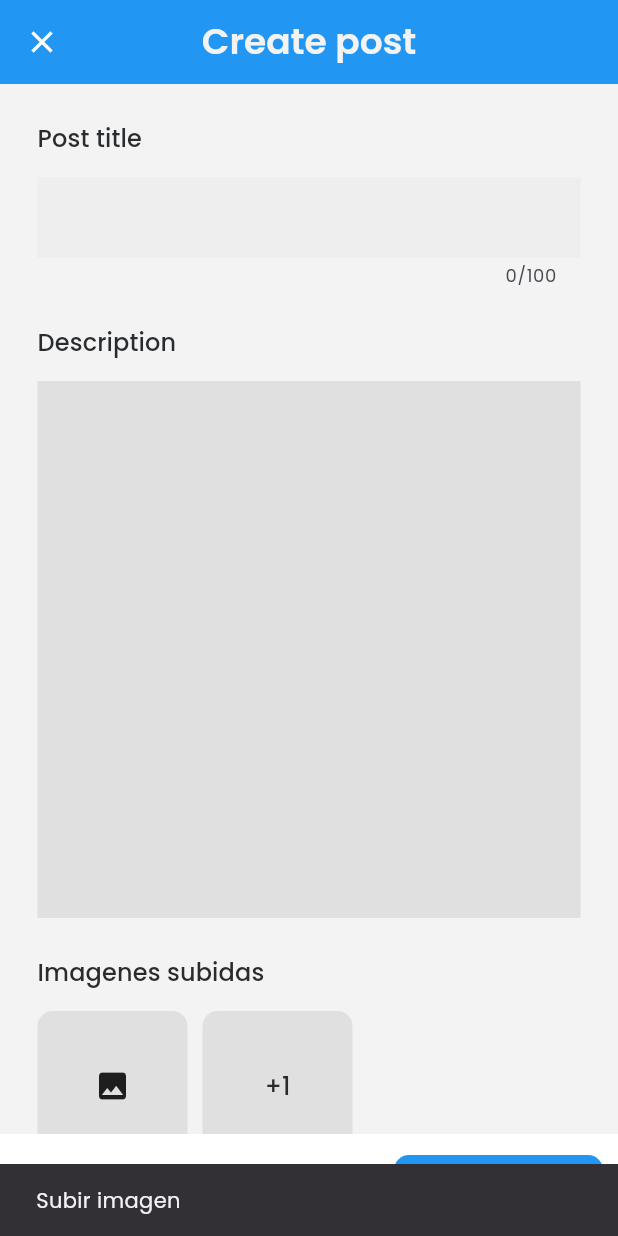
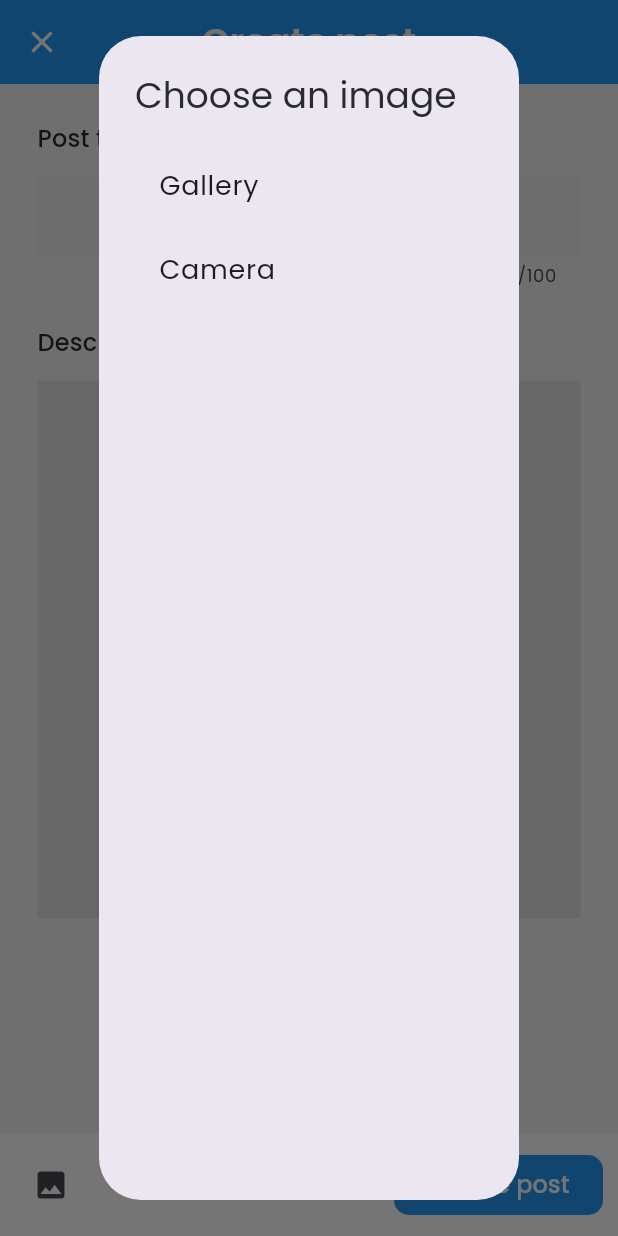
Before and after one commit to Margaux-Boileau/app-merchants-association, a Flutter app: the CreatePost screen opened by its route, after a tap on the "image" icon, on a phone screen of 412 x 824 dp. Run offline on Flutter 3.47's test engine with Material 3 defaults, Android fonts, the phone set to English and light mode, and no system bars; our stand-ins replace carousel_slider, dio, image_picker, shared_preferences; accounts and stored records are empty; generated files the repository leaves out were written again.

Commit message:
images "create_post" in proces

```diff
--- a/lib/l10n/app_en.arb
+++ b/lib/l10n/app_en.arb
@@ -26,6 +26,10 @@
 
   "create_post": "Create post",
   "post_title": "Post title",
-  "post_description": "Description"
+  "post_description": "Description",
+
+  "select_image" : "Choose an image",
+  "gallery" : "Gallery",
+  "camera" : "Camera"
 
 }
--- a/lib/l10n/app_es.arb
+++ b/lib/l10n/app_es.arb
@@ -26,7 +26,11 @@
 
   "create_post": "Crear Post",
   "post_title": "Título del post",
-  "post_description": "Descripción"
+  "post_description": "Descripción",
+
+  "select_image": "Seleccionar imagen",
+  "gallery": "Galería",
+  "camera": "Cámara"
 
 
 }
--- a/lib/src/ui/screens/auth/sign_in.dart
+++ b/lib/src/ui/screens/auth/sign_in.dart
@@ -75,7 +75,7 @@ class _SignInState extends State<SignIn> {
                   color: AppColors.primaryBlue,
                   thickness: 4,
                 ),
-                SizedBox(
+                const SizedBox(
                   height: 20,
                 ),
                 Padding(
--- a/lib/src/ui/screens/create_post/create_post.dart
+++ b/lib/src/ui/screens/create_post/create_post.dart
@@ -1,8 +1,20 @@
+import 'dart:io';
+
+import 'package:app_merchants_association/src/utils/image_picker_helper.dart';
 import 'package:flutter/material.dart';
 import 'package:flutter_gen/gen_l10n/app_localizations.dart';
+import 'package:image_picker/image_picker.dart';
 
-class CreatePost extends StatelessWidget {
+class CreatePost extends StatefulWidget {
   const CreatePost({super.key});
+
+  @override
+  State<CreatePost> createState() => _CreatePostState();
+}
+
+class _CreatePostState extends State<CreatePost> {
+  // Lista de imagenes subidas (puede estar vacía o tener una o más imagenes)
+  List<File> imagesUploaded = [];
 
   @override
   Widget build(BuildContext context) {
@@ -80,7 +92,7 @@ class CreatePost extends StatelessWidget {
 
             // Cargar imagenes por defecto ahora para mostrar el diseño
             const SizedBox(height: 25),
-            _imageList(context),
+            imagesUploaded.isNotEmpty ? _imageList(context) : Container(),
           ],
         ),
       ),
@@ -100,28 +112,34 @@ class CreatePost extends StatelessWidget {
         // el número de imagenes restantes
         Row(
           children: [
+            if (imagesUploaded.isNotEmpty)
               Container(
-              width: 100,
-              height: 100,
+                width: 150,
+                height: 150,
                 decoration: BoxDecoration(
-                color: Colors.grey[300],
+                  image: DecorationImage(
+                    image: FileImage(imagesUploaded[0]),
+                    fit: BoxFit.cover,
+                  ),
                   borderRadius: BorderRadius.circular(10),
                 ),
-              // TODO: Mostrar la imagen subida de image picker
-              child: const Icon(Icons.image),
               ),
             const SizedBox(width: 10),
+            // Si hay más de una imagen mostrar la segunda. En caso de que haya más de 2 mostrar la cantidad de imagenes restantes
+            if (imagesUploaded.length > 1)
               Container(
-              width: 100,
-              height: 100,
+                width: 150,
+                height: 150,
                 decoration: BoxDecoration(
-                color: Colors.grey[300],
+                  image: DecorationImage(
+                    image: FileImage(imagesUploaded[1]),
+                    fit: BoxFit.cover,
+                  ),
                   borderRadius: BorderRadius.circular(10),
                 ),
                 child: Center(
                   child: Text(
-                  // TODO Poner el número de imagenes restantes de la lista de imagenes subidas
-                  "+1",
+                    "+${imagesUploaded.length - 1}",
                     style: Theme.of(context).textTheme.labelLarge,
                   ),
                 ),
@@ -132,6 +150,7 @@ class CreatePost extends StatelessWidget {
       ],
     );
   }
+
   /// Bottom Button para subir imagenes y crear el post
   Widget _bottomButton(BuildContext context) {
     return Container(
@@ -142,15 +161,7 @@ class CreatePost extends StatelessWidget {
         children: [
           IconButton(
             icon: const Icon(Icons.image),
-            onPressed: () {
-              // TODO: Implementar la funcionalidad para subir imágenes
-              // TODO Mostrar Snackbar por ahroa
-              ScaffoldMessenger.of(context).showSnackBar(
-                const SnackBar(
-                  content: Text('Subir imagen'),
-                ),
-              );
-            },
+            onPressed: () => _showImagePickerDialog(context),
           ),
           ElevatedButton(
             onPressed: () {
@@ -172,4 +183,46 @@ class CreatePost extends StatelessWidget {
       ),
     );
   }
+
+  /// Función para mostrar un dialog para escoger galería o camara
+  _showImagePickerDialog(BuildContext context) {
+    showDialog(
+      context: context,
+      builder: (context) {
+        return AlertDialog(
+          title: Text(AppLocalizations.of(context)!.select_image),
+          content: Column(
+            children: [
+              ListTile(
+                title: Text(AppLocalizations.of(context)!.gallery),
+                onTap: () {
+                  Navigator.pop(context);
+                  ImagePickerHelper.getImage(source: ImageSource.gallery)
+                      .then((selectedImage) {
+                    setState(() {
+                      imagesUploaded.add(selectedImage!);
+                    });
+                    print(imagesUploaded.length);
+                  });
+                },
+              ),
+              ListTile(
+                title: Text(AppLocalizations.of(context)!.camera),
+                onTap: () {
+                  Navigator.pop(context);
+                  ImagePickerHelper.getImage(source: ImageSource.camera)
+                      .then((selectedImage) {
+                    setState(() {
+                      imagesUploaded.add(selectedImage!);
+                    });
+                    print(imagesUploaded.length);
+                  });
+                },
+              ),
+            ],
+          ),
+        );
+      },
+    );
   }
+}
--- a/lib/src/utils/image_picker_helper.dart
+++ b/lib/src/utils/image_picker_helper.dart
@@ -19,7 +19,6 @@ class ImagePickerHelper {
         maxWidth: 1024,
         maxHeight: 1024,
       );
-
 
       if (pickedFile != null) {
         _image = File(pickedFile.path);
```
Also changed, not shown: pubspec.yaml (+5 -5 lines), pubspec.lock. Lines whose indentation alone changed are shown as unchanged.
